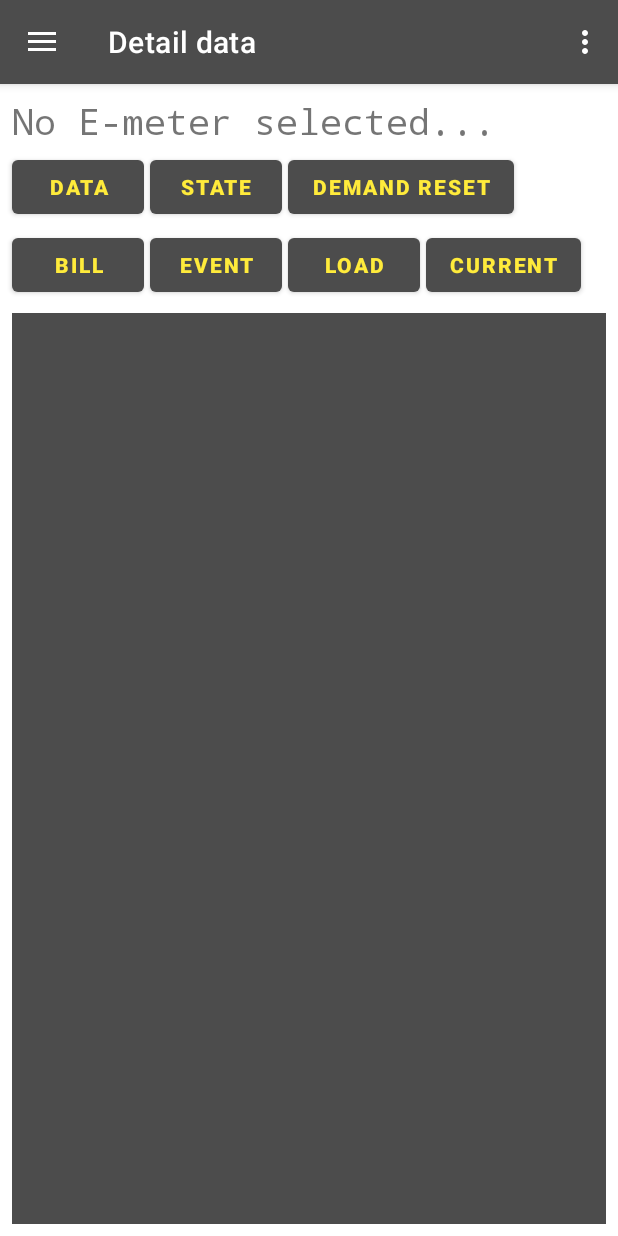
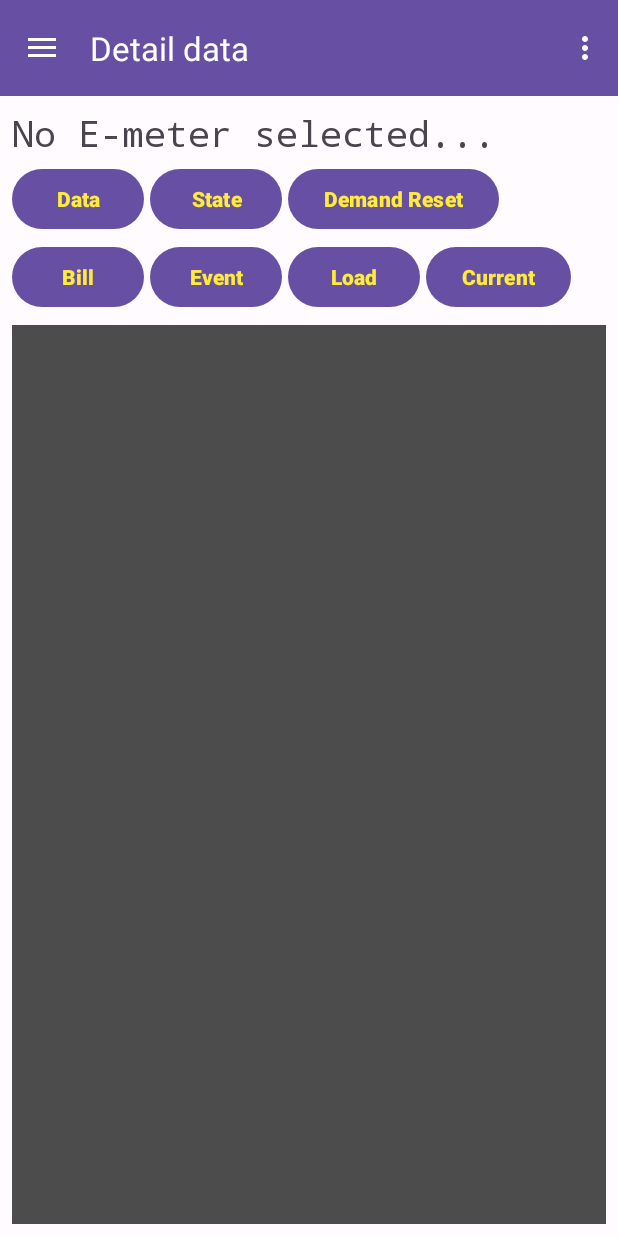
Before and after one commit to AaronDesuu/test03, an Android app: the MainActivity screen opened directly, with no data from a screen before it, on a phone screen of 412 x 824 dp. Run offline under Robolectric (Android 15) with nearby library versions, the phone set to English and light mode, and no system bars; our stand-ins replace navigation-ui; pictures from the network do not load; 3 statements that could not run were skipped.

Commit message:
updated to material 3 ver1.12.0

```diff
--- a/app/src/main/res/values/colors.xml
+++ b/app/src/main/res/values/colors.xml
@@ -1,5 +1,37 @@
 <?xml version="1.0" encoding="utf-8"?>
 <resources>
+    <!-- Material 3 Light Theme Colors -->
+    <color name="md_theme_primary">#6750A4</color>
+    <color name="md_theme_on_primary">#FFFFFF</color>
+    <color name="md_theme_primary_container">#EADDFF</color>
+    <color name="md_theme_on_primary_container">#21005D</color>
+
+    <color name="md_theme_secondary">#625B71</color>
+    <color name="md_theme_on_secondary">#FFFFFF</color>
+    <color name="md_theme_secondary_container">#E8DEF8</color>
+    <color name="md_theme_on_secondary_container">#1D192B</color>
+
+    <color name="md_theme_tertiary">#7D5260</color>
+    <color name="md_theme_on_tertiary">#FFFFFF</color>
+    <color name="md_theme_tertiary_container">#FFD8E4</color>
+    <color name="md_theme_on_tertiary_container">#31111D</color>
+
+    <color name="md_theme_error">#BA1A1A</color>
+    <color name="md_theme_on_error">#FFFFFF</color>
+    <color name="md_theme_error_container">#FFDAD6</color>
+    <color name="md_theme_on_error_container">#410002</color>
+
+    <color name="md_theme_background">#FFFBFE</color>
+    <color name="md_theme_on_background">#1C1B1F</color>
+    <color name="md_theme_surface">#FFFBFE</color>
+    <color name="md_theme_on_surface">#1C1B1F</color>
+
+    <color name="md_theme_surface_variant">#E7E0EC</color>
+    <color name="md_theme_on_surface_variant">#49454F</color>
+    <color name="md_theme_outline">#79747E</color>
+    <color name="md_theme_outline_variant">#CAC4D0</color>
+
+
     <color name="purple_200">#FFBB86FC</color>
     <color name="purple_500">#FF6200EE</color>
     <color name="purple_700">#FF3700B3</color>
--- a/app/src/main/res/values/themes.xml
+++ b/app/src/main/res/values/themes.xml
@@ -1,18 +1,39 @@
-<resources xmlns:tools="http://schemas.android.com/tools">
-    <!-- Base application theme. -->
-    <style name="Theme.GattClient" parent="Theme.MaterialComponents.DayNight">
-        <!-- Primary brand color. -->
-        <item name="colorPrimary">@color/teal_200</item>
-        <item name="colorPrimaryVariant">@color/teal_700</item>
-        <item name="colorOnBackground">@color/red</item>
-        <item name="colorAccent">@color/black</item>
-        <!-- Secondary brand color. -->
-        <item name="colorSecondary">@color/purple_500</item>
-        <item name="colorSecondaryVariant">@color/purple_700</item>
-        <item name="colorOnSecondary">@color/white</item>
-        <!-- Status bar color. -->
-        <item name="android:statusBarColor" tools:targetApi="l">?attr/colorPrimaryVariant</item>
-        <!-- Customize your theme here. -->
+<resources>
+    <style name="Theme.GattClient" parent="Theme.Material3.DayNight">
+        <!-- Material 3 color attributes -->
+        <item name="colorPrimary">@color/md_theme_primary</item>
+        <item name="colorOnPrimary">@color/md_theme_on_primary</item>
+        <item name="colorPrimaryContainer">@color/md_theme_primary_container</item>
+        <item name="colorOnPrimaryContainer">@color/md_theme_on_primary_container</item>
+
+        <item name="colorSecondary">@color/md_theme_secondary</item>
+        <item name="colorOnSecondary">@color/md_theme_on_secondary</item>
+        <item name="colorSecondaryContainer">@color/md_theme_secondary_container</item>
+        <item name="colorOnSecondaryContainer">@color/md_theme_on_secondary_container</item>
+
+        <item name="colorTertiary">@color/md_theme_tertiary</item>
+        <item name="colorOnTertiary">@color/md_theme_on_tertiary</item>
+        <item name="colorTertiaryContainer">@color/md_theme_tertiary_container</item>
+        <item name="colorOnTertiaryContainer">@color/md_theme_on_tertiary_container</item>
+
+        <item name="colorError">@color/md_theme_error</item>
+        <item name="colorOnError">@color/md_theme_on_error</item>
+        <item name="colorErrorContainer">@color/md_theme_error_container</item>
+        <item name="colorOnErrorContainer">@color/md_theme_on_error_container</item>
+
+        <item name="android:colorBackground">@color/md_theme_background</item>
+        <item name="colorOnBackground">@color/md_theme_on_background</item>
+        <item name="colorSurface">@color/md_theme_surface</item>
+        <item name="colorOnSurface">@color/md_theme_on_surface</item>
+
+        <item name="colorSurfaceVariant">@color/md_theme_surface_variant</item>
+        <item name="colorOnSurfaceVariant">@color/md_theme_on_surface_variant</item>
+        <item name="colorOutline">@color/md_theme_outline</item>
+        <item name="colorOutlineVariant">@color/md_theme_outline_variant</item>
+
+        <!-- Status bar color -->
+        <item name="android:statusBarColor">@android:color/transparent</item>
+        <item name="android:windowLightStatusBar">true</item>
     </style>
 
     <style name="Theme.GattClient.NoActionBar">
```
